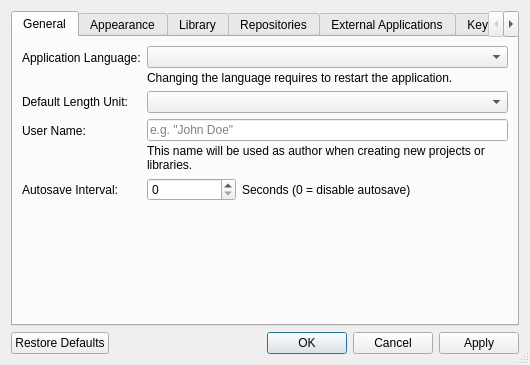
Before: the Qt Designer form libs/librepcb/editor/workspace/workspacesettingsdialog.ui in LibrePCB/LibrePCB, drawn with Qt 5.
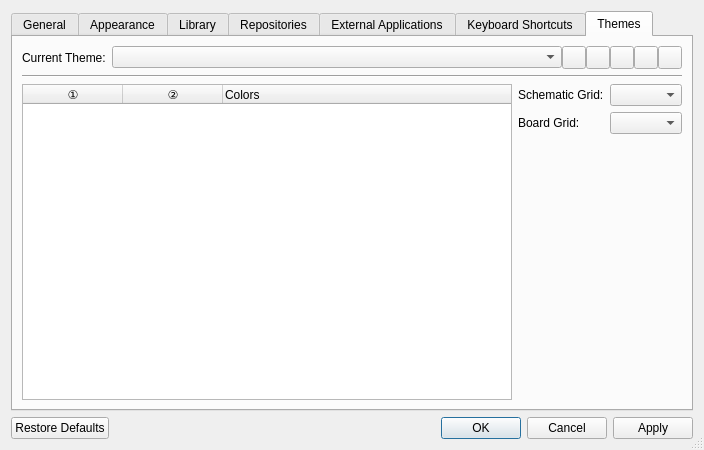
After: the same form once the commit is applied. The open tabs and pages were chosen to show the change. Icons and pictures are not drawn. Custom widgets are drawn as their Qt base class.

Commit message: Add themes configuration to workspace settings

```diff
--- a/libs/librepcb/editor/workspace/workspacesettingsdialog.ui
+++ b/libs/librepcb/editor/workspace/workspacesettingsdialog.ui
@@ -9,8 +9,8 @@
    <rect>
     <x>0</x>
     <y>0</y>
-    <width>530</width>
-    <height>365</height>
+    <width>704</width>
+    <height>450</height>
    </rect>
   </property>
   <property name="windowTitle">
@@ -489,6 +489,207 @@
        </item>
       </layout>
      </widget>
+     <widget class="QWidget" name="themesTab">
+      <attribute name="title">
+       <string>Themes</string>
+      </attribute>
+      <layout class="QVBoxLayout" name="verticalLayout_9">
+       <item>
+        <layout class="QHBoxLayout" name="horizontalLayout_4">
+         <property name="spacing">
+          <number>0</number>
+         </property>
+         <item>
+          <widget class="QLabel" name="label_15">
+           <property name="sizePolicy">
+            <sizepolicy hsizetype="Fixed" vsizetype="Preferred">
+             <horstretch>0</horstretch>
+             <verstretch>0</verstretch>
+            </sizepolicy>
+           </property>
+           <property name="text">
+            <string>Current Theme:</string>
+           </property>
+          </widget>
+         </item>
+         <item>
+          <spacer name="horizontalSpacer">
+           <property name="orientation">
+            <enum>Qt::Horizontal</enum>
+           </property>
+           <property name="sizeType">
+            <enum>QSizePolicy::Fixed</enum>
+           </property>
+           <property name="sizeHint" stdset="0">
+            <size>
+             <width>6</width>
+             <height>6</height>
+            </size>
+           </property>
+          </spacer>
+         </item>
+         <item>
+          <widget class="QComboBox" name="cbxThemes">
+           <property name="maxVisibleItems">
+            <number>15</number>
+           </property>
+           <property name="insertPolicy">
+            <enum>QComboBox::NoInsert</enum>
+           </property>
+          </widget>
+         </item>
+         <item>
+          <widget class="QToolButton" name="btnRemoveTheme">
+           <property name="toolTip">
+            <string>Remove theme</string>
+           </property>
+           <property name="text">
+            <string notr="true"/>
+           </property>
+           <property name="icon">
+            <iconset>
+             <normaloff>:/img/actions/minus.png</normaloff>:/img/actions/minus.png</iconset>
+           </property>
+          </widget>
+         </item>
+         <item>
+          <widget class="QToolButton" name="btnRenameTheme">
+           <property name="toolTip">
+            <string>Rename theme</string>
+           </property>
+           <property name="text">
+            <string notr="true"/>
+           </property>
+           <property name="icon">
+            <iconset>
+             <normaloff>:/img/actions/edit.png</normaloff>:/img/actions/edit.png</iconset>
+           </property>
+          </widget>
+         </item>
+         <item>
+          <widget class="QToolButton" name="btnResetTheme">
+           <property name="toolTip">
+            <string>Reset theme to default values</string>
+           </property>
+           <property name="text">
+            <string notr="true"/>
+           </property>
+           <property name="icon">
+            <iconset>
+             <normaloff>:/img/actions/undo.png</normaloff>:/img/actions/undo.png</iconset>
+           </property>
+          </widget>
+         </item>
+         <item>
+          <widget class="QToolButton" name="btnDuplicateTheme">
+           <property name="toolTip">
+            <string>Duplicate theme</string>
+           </property>
+           <property name="text">
+            <string notr="true"/>
+           </property>
+           <property name="icon">
+            <iconset>
+             <normaloff>:/img/actions/copy.png</normaloff>:/img/actions/copy.png</iconset>
+           </property>
+          </widget>
+         </item>
+         <item>
+          <widget class="QToolButton" name="btnNewTheme">
+           <property name="toolTip">
+            <string>Create new theme</string>
+           </property>
+           <property name="text">
+            <string notr="true"/>
+           </property>
+           <property name="icon">
+            <iconset>
+             <normaloff>:/img/actions/add.png</normaloff>:/img/actions/add.png</iconset>
+           </property>
+          </widget>
+         </item>
+        </layout>
+       </item>
+       <item>
+        <widget class="Line" name="line_2">
+         <property name="orientation">
+          <enum>Qt::Horizontal</enum>
+         </property>
+        </widget>
+       </item>
+       <item>
+        <layout class="QHBoxLayout" name="horizontalLayout_3">
+         <item>
+          <widget class="QTreeWidget" name="treeThemeColors">
+           <property name="editTriggers">
+            <set>QAbstractItemView::NoEditTriggers</set>
+           </property>
+           <property name="showDropIndicator" stdset="0">
+            <bool>false</bool>
+           </property>
+           <property name="selectionMode">
+            <enum>QAbstractItemView::NoSelection</enum>
+           </property>
+           <property name="rootIsDecorated">
+            <bool>false</bool>
+           </property>
+           <property name="expandsOnDoubleClick">
+            <bool>false</bool>
+           </property>
+           <property name="columnCount">
+            <number>3</number>
+           </property>
+           <column>
+            <property name="text">
+             <string notr="true">①</string>
+            </property>
+            <property name="textAlignment">
+             <set>AlignCenter</set>
+            </property>
+           </column>
+           <column>
+            <property name="text">
+             <string notr="true">②</string>
+            </property>
+            <property name="textAlignment">
+             <set>AlignCenter</set>
+            </property>
+           </column>
+           <column>
+            <property name="text">
+             <string>Colors</string>
+            </property>
+           </column>
+          </widget>
+         </item>
+         <item>
+          <layout class="QFormLayout" name="formLayout_4">
+           <item row="0" column="0">
+            <widget class="QLabel" name="label_17">
+             <property name="text">
+              <string>Schematic Grid:</string>
+             </property>
+            </widget>
+           </item>
+           <item row="0" column="1">
+            <widget class="QComboBox" name="cbxSchematicGridStyle"/>
+           </item>
+           <item row="1" column="0">
+            <widget class="QLabel" name="label_18">
+             <property name="text">
+              <string>Board Grid:</string>
+             </property>
+            </widget>
+           </item>
+           <item row="1" column="1">
+            <widget class="QComboBox" name="cbxBoardGridStyle"/>
+           </item>
+          </layout>
+         </item>
+        </layout>
+       </item>
+      </layout>
+     </widget>
     </widget>
    </item>
    <item>
```
The commit also changes 11 other files.
